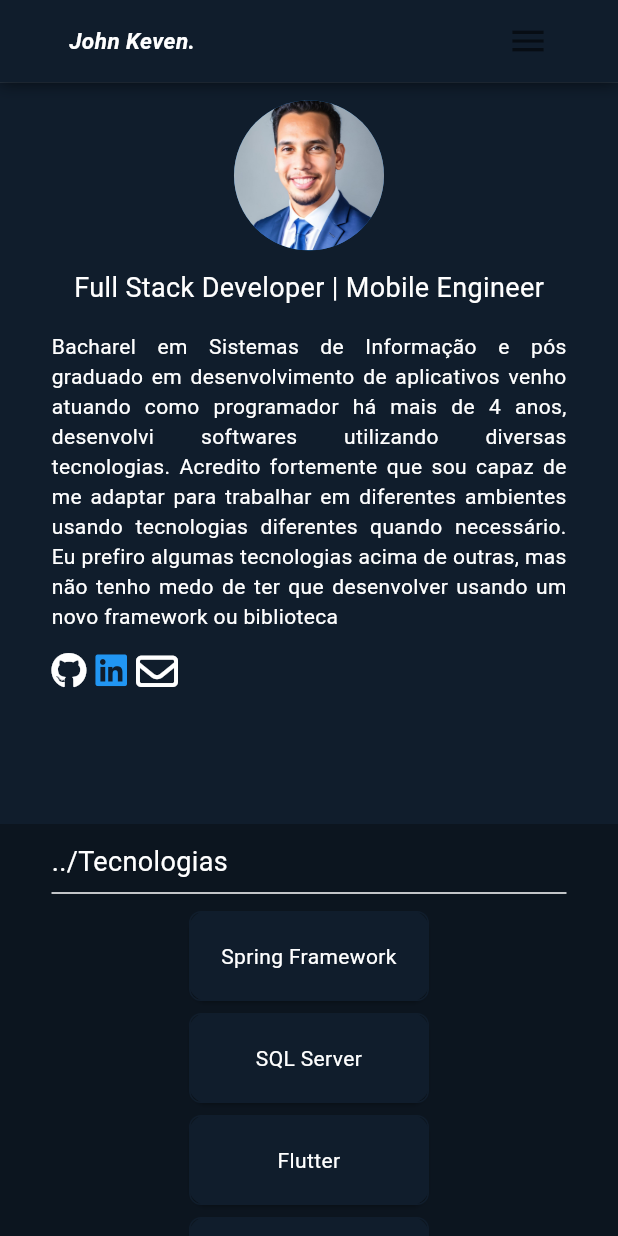
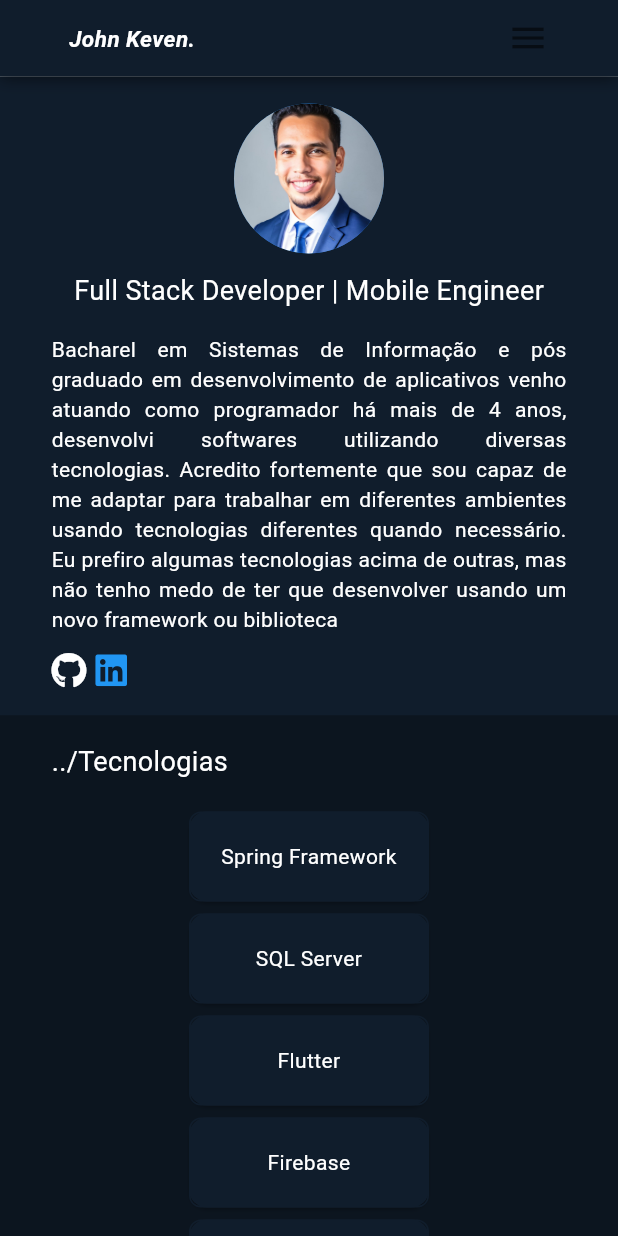
Before and after one commit to JohnKeven/Flutter-Portfolio, a Flutter app: the screen it shows after launch, on a phone screen of 412 x 824 dp. Run offline on Flutter 3.47's test engine with Material 3 defaults, Android fonts, the phone set to English and light mode, and no system bars; our stand-ins replace carousel_slider, chewie, font_awesome_flutter, responsive_framework, video_player; missing offline and left inert: dart:html.

Commit message:
Ajustes de responsividade

```diff
--- a/myportfolio/lib/src/view/pages/widgets/hardskills/HardSkills.dart
+++ b/myportfolio/lib/src/view/pages/widgets/hardskills/HardSkills.dart
@@ -22,13 +22,11 @@ class _HardSkillsState extends State<HardSkills> {
 
 Widget buildHardSkillsDesktopTablet(context) {
   return Container(
-    padding: const EdgeInsets.only(top: 12),
+    padding: const EdgeInsets.only(top: 18),
     color: AppColors().darkBackground,
-    height: MediaQuery.of(context).size.height * .32,
     width: double.infinity,
-    child: SingleChildScrollView(
     child: Row(
-        mainAxisAlignment: MainAxisAlignment.spaceAround,
+      mainAxisAlignment: MainAxisAlignment.center,
       children: [
         Container(
           width: MediaQuery.of(context).size.width / 1.2,
@@ -40,7 +38,9 @@ Widget buildHardSkillsDesktopTablet(context) {
                 '../Tecnologias',
                 style: TextStyle(fontSize: 18, color: AppColors().kSecondColor),
               ),
-                const Divider(),
+              const Divider(
+                color: Colors.transparent,
+              ),
               Wrap(
                 children: [
                   Card(
@@ -125,17 +125,14 @@ Widget buildHardSkillsDesktopTablet(context) {
         ),
       ],
     ),
-    ),
   );
 }
 
 Widget buildHardSkillsMobile(context) {
   return Container(
-    padding: const EdgeInsets.only(top: 12),
+    padding: const EdgeInsets.only(top: 18),
     color: AppColors().darkBackground,
-    height: MediaQuery.of(context).size.height * .6,
     width: double.infinity,
-    child: SingleChildScrollView(
     child: Column(
       children: [
         Container(
@@ -148,7 +145,9 @@ Widget buildHardSkillsMobile(context) {
                 '../Tecnologias',
                 style: TextStyle(fontSize: 18, color: AppColors().kSecondColor),
               ),
-                const Divider(),
+              const Divider(
+                color: Colors.transparent,
+              ),
               Container(
                 alignment: Alignment.center,
                 child: Column(
@@ -236,6 +235,5 @@ Widget buildHardSkillsMobile(context) {
         ),
       ],
     ),
-    ),
   );
 }
--- a/myportfolio/lib/src/view/pages/widgets/navbar/NavBarLogo.dart
+++ b/myportfolio/lib/src/view/pages/widgets/navbar/NavBarLogo.dart
@@ -7,18 +7,12 @@ class NavBarLogo extends StatelessWidget {
 
   @override
   Widget build(BuildContext context) {
-    final deviceSize = MediaQuery.of(context).size;
     return Container(
-      height: deviceSize.height / 15,
       padding: const EdgeInsets.symmetric(vertical: 15),
-      child: Row(
-        children: [
-          Text(
-            'John Keven.',
-            style: TextStyle(
-                color: AppColors().kSecondColor, fontSize: 15.0, fontWeight: FontWeight.bold, fontStyle: FontStyle.italic),
-          ),
-        ],
+      child: Text(
+        'John Keven.',
+        style: TextStyle(
+            color: AppColors().kSecondColor, fontSize: 15.0, fontWeight: FontWeight.bold, fontStyle: FontStyle.italic),
       ),
     );
   }
--- a/myportfolio/lib/src/view/pages/widgets/presentation/Presentation.dart
+++ b/myportfolio/lib/src/view/pages/widgets/presentation/Presentation.dart
@@ -23,10 +23,9 @@ class _PresentationState extends State<Presentation> {
 
 Widget buildPresentationDestkopTablet(context) {
   return Container(
+    padding: const EdgeInsets.all(18),
     color: AppColors().brightBackground,
-    height: MediaQuery.of(context).size.height * .5,
     width: double.infinity,
-    child: SingleChildScrollView(
     child: Row(
       mainAxisAlignment: MainAxisAlignment.spaceAround,
       children: [
@@ -87,7 +86,7 @@ Widget buildPresentationDestkopTablet(context) {
           ),
         ),
         const Padding(
-            padding: EdgeInsets.only(top: 26),
+          padding: EdgeInsets.only(top: 26, bottom: 18),
           child: CircleAvatar(
             radius: 120,
             backgroundImage: AssetImage('lib/images/perfil.jpeg'),
@@ -95,20 +94,17 @@ Widget buildPresentationDestkopTablet(context) {
         ),
       ],
     ),
-    ),
   );
 }
 
 Widget buildPresentationMobile(context) {
   return Container(
+    padding: const EdgeInsets.all(18),
     color: AppColors().brightBackground,
-    height: MediaQuery.of(context).size.height * .6,
     width: double.infinity,
-    child: SingleChildScrollView(
     child: Column(
       children: [
         Container(
-            padding: const EdgeInsets.only(top: 12),
           width: MediaQuery.of(context).size.width / 1.2,
           alignment: Alignment.center,
           child: Column(
@@ -138,7 +134,9 @@ Widget buildPresentationMobile(context) {
                   Padding(
                     padding: const EdgeInsets.only(top: 12, right: 6),
                     child: GestureDetector(
-                        onTap: () {},
+                      onTap: () {
+                        html.window.open('https://github.com/JohnKeven', 'github');
+                      },
                       child: const MouseRegion(
                         cursor: SystemMouseCursors.click,
                         child: FaIcon(
@@ -151,26 +149,14 @@ Widget buildPresentationMobile(context) {
                   Padding(
                     padding: const EdgeInsets.only(top: 12, right: 6),
                     child: GestureDetector(
-                        onTap: () {},
+                      onTap: () {
+                        html.window.open('https://www.linkedin.com/in/johnkeven/', 'linkedin');
+                      },
                       child: const MouseRegion(
                         cursor: SystemMouseCursors.click,
                         child: FaIcon(
                           FontAwesomeIcons.linkedin,
                           color: Colors.blue,
-                          ),
-                        ),
-                      ),
-                    ),
-                    Padding(
-                      padding: const EdgeInsets.only(top: 12, right: 6),
-                      child: GestureDetector(
-                        onTap: () {},
-                        child: const MouseRegion(
-                          cursor: SystemMouseCursors.click,
-                          child: FaIcon(
-                            FontAwesomeIcons.envelope,
-                            color: Colors.white,
-                            size: 28,
                         ),
                       ),
                     ),
@@ -182,6 +168,5 @@ Widget buildPresentationMobile(context) {
         ),
       ],
     ),
-    ),
   );
 }
```
Also changed, not shown: myportfolio/lib/src/core/database/repositories.json (+17 -41 lines), myportfolio/lib/src/view/pages/widgets/projects/Projects.dart (+16 -15 lines), myportfolio/lib/src/view/pages/widgets/repositories/Repositories.dart (+4 -3 lines), myportfolio/lib/images/android.png (added), myportfolio/lib/images/flutter.png (added), myportfolio/lib/images/java.jpeg (added), myportfolio/lib/images/portfolio.png (added). Lines whose indentation alone changed are shown as unchanged.
